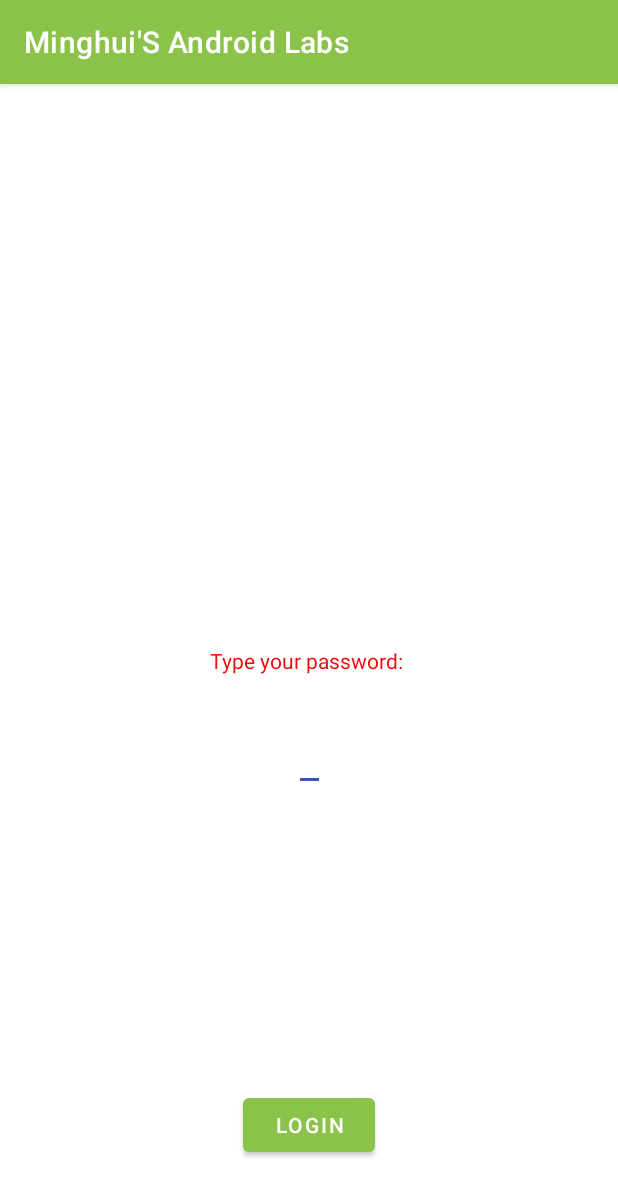
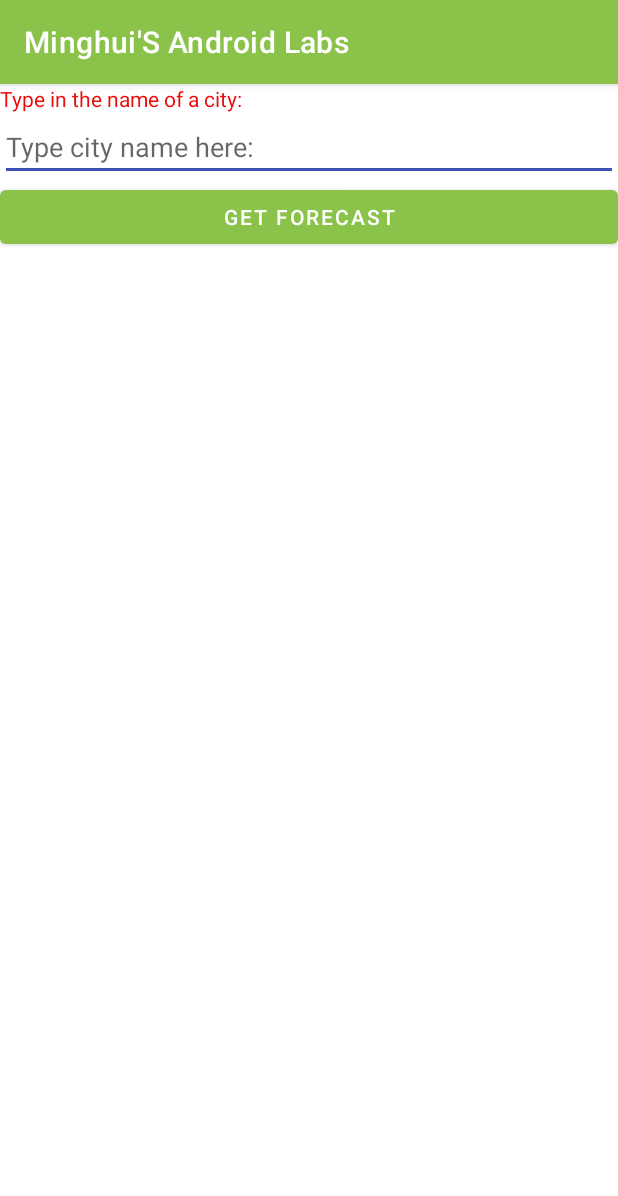
Before and after one commit to minghui-liao/MyAndroidLabs, an Android app: the screen it shows after launch (MainActivity), on a phone screen of 412 x 824 dp. Shown: the top 1196 px of the screen. Run offline under Robolectric (Android 15) with nearby library versions, the phone set to English and light mode, and no system bars.

Commit message:
Finished Week9 in JSON

```diff
--- a/app/src/main/AndroidManifest.xml
+++ b/app/src/main/AndroidManifest.xml
@@ -1,6 +1,7 @@
 <?xml version="1.0" encoding="utf-8"?>
 <manifest xmlns:android="http://schemas.android.com/apk/res/android"
     package="algonquin.cst2335.liao0026">
+    <uses-permission android:name="android.permission.INTERNET"/>
 
     <application
         android:allowBackup="true"
--- a/app/src/main/res/layout/activity_main.xml
+++ b/app/src/main/res/layout/activity_main.xml
@@ -1,40 +1,69 @@
 <?xml version="1.0" encoding="utf-8"?>
-<androidx.constraintlayout.widget.ConstraintLayout xmlns:android="http://schemas.android.com/apk/res/android"
+<LinearLayout xmlns:android="http://schemas.android.com/apk/res/android"
     xmlns:app="http://schemas.android.com/apk/res-auto"
     xmlns:tools="http://schemas.android.com/tools"
     android:layout_width="match_parent"
     android:layout_height="match_parent"
+    android:orientation="vertical"
     tools:context=".MainActivity">
 
     <TextView
         android:id="@+id/textView"
         android:layout_width="wrap_content"
         android:layout_height="wrap_content"
-        android:text="Type your password: "
-        app:layout_constraintBottom_toBottomOf="parent"
-        app:layout_constraintLeft_toLeftOf="parent"
-        app:layout_constraintRight_toRightOf="parent"
-        app:layout_constraintTop_toTopOf="parent" />
+        android:text="Type in the name of a city: " />
 
     <EditText
-        android:id="@+id/editText"
-        android:layout_width="wrap_content"
+        android:id="@+id/cityTextField"
+        android:layout_width="match_parent"
         android:layout_height="wrap_content"
-        android:layout_marginTop="32dp"
-        app:layout_constraintEnd_toEndOf="parent"
-        app:layout_constraintHorizontal_bias="0.5"
-        app:layout_constraintStart_toStartOf="parent"
-        app:layout_constraintTop_toBottomOf="@+id/textView" />
+        android:hint="Type city name here: " />
 
     <Button
-        android:id="@+id/button"
-        android:layout_width="wrap_content"
+        android:id="@+id/forecastButton"
+        android:layout_width="match_parent"
         android:layout_height="wrap_content"
-        android:layout_marginBottom="50dp"
-        android:text="LOGIN"
-        app:layout_constraintBottom_toBottomOf="parent"
-        app:layout_constraintEnd_toEndOf="parent"
-        app:layout_constraintHorizontal_bias="0.5"
-        app:layout_constraintStart_toStartOf="parent" />
+        android:text="GET FORECAST" />
 
-</androidx.constraintlayout.widget.ConstraintLayout>
+    <TextView
+        android:id="@+id/temp"
+        android:layout_width="match_parent"
+        android:layout_height="wrap_content"
+        android:text="Temp goes here"
+        android:visibility="invisible" />
+
+    <TextView
+        android:id="@+id/maxTemp"
+        android:layout_width="match_parent"
+        android:layout_height="wrap_content"
+        android:text="Max goes here"
+        android:visibility="invisible" />
+
+    <TextView
+        android:id="@+id/minTemp"
+        android:layout_width="match_parent"
+        android:layout_height="wrap_content"
+        android:text="Min goes here"
+        android:visibility="invisible" />
+
+    <TextView
+        android:id="@+id/humidity"
+        android:layout_width="match_parent"
+        android:layout_height="wrap_content"
+        android:text="Humidity goes here"
+        android:visibility="invisible" />
+
+    <ImageView
+        android:id="@+id/icon"
+        android:layout_width="300dp"
+        android:layout_height="300dp"
+        android:visibility="invisible" />
+
+    <TextView
+        android:id="@+id/description"
+        android:layout_width="match_parent"
+        android:layout_height="wrap_content"
+        android:text="Description goes here"
+        android:visibility="invisible" />
+
+</LinearLayout>
--- a/build.gradle
+++ b/build.gradle
@@ -5,7 +5,7 @@ buildscript {
         mavenCentral()
     }
     dependencies {
-        classpath 'com.android.tools.build:gradle:4.2.1'
+        classpath 'com.android.tools.build:gradle:4.2.2'
 
         // NOTE: Do not place your application dependencies here; they belong
         // in the individual module build.gradle files
```
Also changed, not shown: app/build.gradle (+8 -7 lines), app/src/main/java/algonquin/cst2335/liao0026/MainActivity.java (+129 -10 lines), 1 other file.
